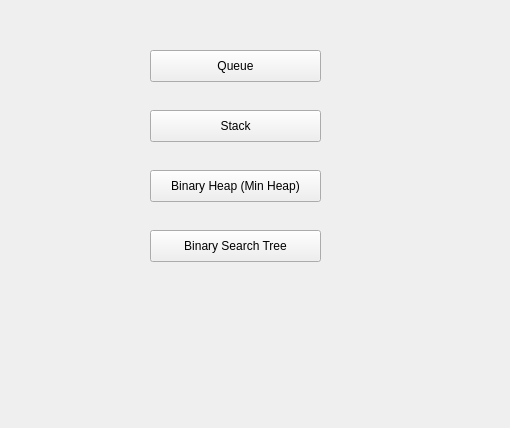
Before: the Qt Designer form DataVisualizer/mainwindow.ui in FOSSLGYS/DataVisualizer-Cpp, drawn with Qt 5.
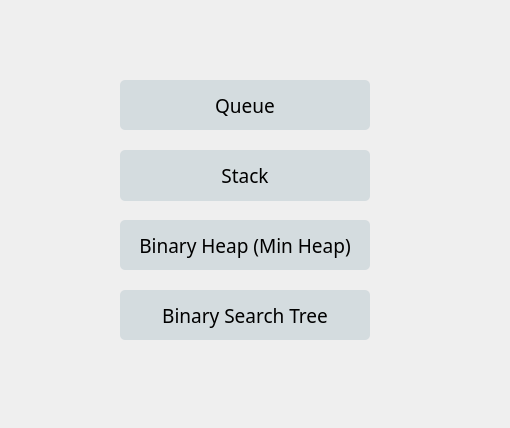
After: the same form once the commit is applied.

```diff
--- a/DataVisualizer/mainwindow.ui
+++ b/DataVisualizer/mainwindow.ui
@@ -17,12 +17,449 @@
    <widget class="QPushButton" name="pushButton">
     <property name="geometry">
      <rect>
-      <x>150</x>
-      <y>50</y>
-      <width>171</width>
-      <height>32</height>
+      <x>120</x>
+      <y>80</y>
+      <width>250</width>
+      <height>50</height>
      </rect>
     </property>
+    <property name="palette">
+     <palette>
+      <active>
+       <colorrole role="WindowText">
+        <brush brushstyle="SolidPattern">
+         <color alpha="255">
+          <red>0</red>
+          <green>0</green>
+          <blue>0</blue>
+         </color>
+        </brush>
+       </colorrole>
+       <colorrole role="Button">
+        <brush brushstyle="SolidPattern">
+         <color alpha="255">
+          <red>212</red>
+          <green>220</green>
+          <blue>223</blue>
+         </color>
+        </brush>
+       </colorrole>
+       <colorrole role="Light">
+        <brush brushstyle="SolidPattern">
+         <color alpha="255">
+          <red>255</red>
+          <green>255</green>
+          <blue>255</blue>
+         </color>
+        </brush>
+       </colorrole>
+       <colorrole role="Midlight">
+        <brush brushstyle="SolidPattern">
+         <color alpha="255">
+          <red>255</red>
+          <green>192</green>
+          <blue>192</blue>
+         </color>
+        </brush>
+       </colorrole>
+       <colorrole role="Dark">
+        <brush brushstyle="SolidPattern">
+         <color alpha="255">
+          <red>127</red>
+          <green>64</green>
+          <blue>64</blue>
+         </color>
+        </brush>
+       </colorrole>
+       <colorrole role="Mid">
+        <brush brushstyle="SolidPattern">
+         <color alpha="255">
+          <red>170</red>
+          <green>86</green>
+          <blue>86</blue>
+         </color>
+        </brush>
+       </colorrole>
+       <colorrole role="Text">
+        <brush brushstyle="SolidPattern">
+         <color alpha="255">
+          <red>0</red>
+          <green>0</green>
+          <blue>0</blue>
+         </color>
+        </brush>
+       </colorrole>
+       <colorrole role="BrightText">
+        <brush brushstyle="SolidPattern">
+         <color alpha="255">
+          <red>255</red>
+          <green>255</green>
+          <blue>255</blue>
+         </color>
+        </brush>
+       </colorrole>
+       <colorrole role="ButtonText">
+        <brush brushstyle="SolidPattern">
+         <color alpha="255">
+          <red>0</red>
+          <green>0</green>
+          <blue>0</blue>
+         </color>
+        </brush>
+       </colorrole>
+       <colorrole role="Base">
+        <brush brushstyle="SolidPattern">
+         <color alpha="255">
+          <red>212</red>
+          <green>220</green>
+          <blue>223</blue>
+         </color>
+        </brush>
+       </colorrole>
+       <colorrole role="Window">
+        <brush brushstyle="SolidPattern">
+         <color alpha="255">
+          <red>212</red>
+          <green>220</green>
+          <blue>223</blue>
+         </color>
+        </brush>
+       </colorrole>
+       <colorrole role="Shadow">
+        <brush brushstyle="SolidPattern">
+         <color alpha="255">
+          <red>0</red>
+          <green>0</green>
+          <blue>0</blue>
+         </color>
+        </brush>
+       </colorrole>
+       <colorrole role="AlternateBase">
+        <brush brushstyle="SolidPattern">
+         <color alpha="255">
+          <red>255</red>
+          <green>192</green>
+          <blue>192</blue>
+         </color>
+        </brush>
+       </colorrole>
+       <colorrole role="ToolTipBase">
+        <brush brushstyle="SolidPattern">
+         <color alpha="255">
+          <red>255</red>
+          <green>255</green>
+          <blue>220</blue>
+         </color>
+        </brush>
+       </colorrole>
+       <colorrole role="ToolTipText">
+        <brush brushstyle="SolidPattern">
+         <color alpha="255">
+          <red>0</red>
+          <green>0</green>
+          <blue>0</blue>
+         </color>
+        </brush>
+       </colorrole>
+      </active>
+      <inactive>
+       <colorrole role="WindowText">
+        <brush brushstyle="SolidPattern">
+         <color alpha="255">
+          <red>0</red>
+          <green>0</green>
+          <blue>0</blue>
+         </color>
+        </brush>
+       </colorrole>
+       <colorrole role="Button">
+        <brush brushstyle="SolidPattern">
+         <color alpha="255">
+          <red>212</red>
+          <green>220</green>
+          <blue>223</blue>
+         </color>
+        </brush>
+       </colorrole>
+       <colorrole role="Light">
+        <brush brushstyle="SolidPattern">
+         <color alpha="255">
+          <red>255</red>
+          <green>255</green>
+          <blue>255</blue>
+         </color>
+        </brush>
+       </colorrole>
+       <colorrole role="Midlight">
+        <brush brushstyle="SolidPattern">
+         <color alpha="255">
+          <red>255</red>
+          <green>192</green>
+          <blue>192</blue>
+         </color>
+        </brush>
+       </colorrole>
+       <colorrole role="Dark">
+        <brush brushstyle="SolidPattern">
+         <color alpha="255">
+          <red>127</red>
+          <green>64</green>
+          <blue>64</blue>
+         </color>
+        </brush>
+       </colorrole>
+       <colorrole role="Mid">
+        <brush brushstyle="SolidPattern">
+         <color alpha="255">
+          <red>170</red>
+          <green>86</green>
+          <blue>86</blue>
+         </color>
+        </brush>
+       </colorrole>
+       <colorrole role="Text">
+        <brush brushstyle="SolidPattern">
+         <color alpha="255">
+          <red>0</red>
+          <green>0</green>
+          <blue>0</blue>
+         </color>
+        </brush>
+       </colorrole>
+       <colorrole role="BrightText">
+        <brush brushstyle="SolidPattern">
+         <color alpha="255">
+          <red>255</red>
+          <green>255</green>
+          <blue>255</blue>
+         </color>
+        </brush>
+       </colorrole>
+       <colorrole role="ButtonText">
+        <brush brushstyle="SolidPattern">
+         <color alpha="255">
+          <red>0</red>
+          <green>0</green>
+          <blue>0</blue>
+         </color>
+        </brush>
+       </colorrole>
+       <colorrole role="Base">
+        <brush brushstyle="SolidPattern">
+         <color alpha="255">
+          <red>212</red>
+          <green>220</green>
+          <blue>223</blue>
+         </color>
+        </brush>
+       </colorrole>
+       <colorrole role="Window">
+        <brush brushstyle="SolidPattern">
+         <color alpha="255">
+          <red>212</red>
+          <green>220</green>
+          <blue>223</blue>
+         </color>
+        </brush>
+       </colorrole>
+       <colorrole role="Shadow">
+        <brush brushstyle="SolidPattern">
+         <color alpha="255">
+          <red>0</red>
+          <green>0</green>
+          <blue>0</blue>
+         </color>
+        </brush>
+       </colorrole>
+       <colorrole role="AlternateBase">
+        <brush brushstyle="SolidPattern">
+         <color alpha="255">
+          <red>255</red>
+          <green>192</green>
+          <blue>192</blue>
+         </color>
+        </brush>
+       </colorrole>
+       <colorrole role="ToolTipBase">
+        <brush brushstyle="SolidPattern">
+         <color alpha="255">
+          <red>255</red>
+          <green>255</green>
+          <blue>220</blue>
+         </color>
+        </brush>
+       </colorrole>
+       <colorrole role="ToolTipText">
+        <brush brushstyle="SolidPattern">
+         <color alpha="255">
+          <red>0</red>
+          <green>0</green>
+          <blue>0</blue>
+         </color>
+        </brush>
+       </colorrole>
+      </inactive>
+      <disabled>
+       <colorrole role="WindowText">
+        <brush brushstyle="SolidPattern">
+         <color alpha="255">
+          <red>127</red>
+          <green>64</green>
+          <blue>64</blue>
+         </color>
+        </brush>
+       </colorrole>
+       <colorrole role="Button">
+        <brush brushstyle="SolidPattern">
+         <color alpha="255">
+          <red>212</red>
+          <green>220</green>
+          <blue>223</blue>
+         </color>
+        </brush>
+       </colorrole>
+       <colorrole role="Light">
+        <brush brushstyle="SolidPattern">
+         <color alpha="255">
+          <red>255</red>
+          <green>255</green>
+          <blue>255</blue>
+         </color>
+        </brush>
+       </colorrole>
+       <colorrole role="Midlight">
+        <brush brushstyle="SolidPattern">
+         <color alpha="255">
+          <red>255</red>
+          <green>192</green>
+          <blue>192</blue>
+         </color>
+        </brush>
+       </colorrole>
+       <colorrole role="Dark">
+        <brush brushstyle="SolidPattern">
+         <color alpha="255">
+          <red>127</red>
+          <green>64</green>
+          <blue>64</blue>
+         </color>
+        </brush>
+       </colorrole>
+       <colorrole role="Mid">
+        <brush brushstyle="SolidPattern">
+         <color alpha="255">
+          <red>170</red>
+          <green>86</green>
+          <blue>86</blue>
+         </color>
+        </brush>
+       </colorrole>
+       <colorrole role="Text">
+        <brush brushstyle="SolidPattern">
+         <color alpha="255">
+          <red>127</red>
+          <green>64</green>
+          <blue>64</blue>
+         </color>
+        </brush>
+       </colorrole>
+       <colorrole role="BrightText">
+        <brush brushstyle="SolidPattern">
+         <color alpha="255">
+          <red>255</red>
+          <green>255</green>
+          <blue>255</blue>
+         </color>
+        </brush>
+       </colorrole>
+       <colorrole role="ButtonText">
+        <brush brushstyle="SolidPattern">
+         <color alpha="255">
+          <red>127</red>
+          <green>64</green>
+          <blue>64</blue>
+         </color>
+        </brush>
+       </colorrole>
+       <colorrole role="Base">
+        <brush brushstyle="SolidPattern">
+         <color alpha="255">
+          <red>212</red>
+          <green>220</green>
+          <blue>223</blue>
+         </color>
+        </brush>
+       </colorrole>
+       <colorrole role="Window">
+        <brush brushstyle="SolidPattern">
+         <color alpha="255">
+          <red>212</red>
+          <green>220</green>
+          <blue>223</blue>
+         </color>
+        </brush>
+       </colorrole>
+       <colorrole role="Shadow">
+        <brush brushstyle="SolidPattern">
+         <color alpha="255">
+          <red>0</red>
+          <green>0</green>
+          <blue>0</blue>
+         </color>
+        </brush>
+       </colorrole>
+       <colorrole role="AlternateBase">
+        <brush brushstyle="SolidPattern">
+         <color alpha="255">
+          <red>255</red>
+          <green>129</green>
+          <blue>129</blue>
+         </color>
+        </brush>
+       </colorrole>
+       <colorrole role="ToolTipBase">
+        <brush brushstyle="SolidPattern">
+         <color alpha="255">
+          <red>255</red>
+          <green>255</green>
+          <blue>220</blue>
+         </color>
+        </brush>
+       </colorrole>
+       <colorrole role="ToolTipText">
+        <brush brushstyle="SolidPattern">
+         <color alpha="255">
+          <red>0</red>
+          <green>0</green>
+          <blue>0</blue>
+         </color>
+        </brush>
+       </colorrole>
+      </disabled>
+     </palette>
+    </property>
+    <property name="font">
+     <font>
+      <family>Hack</family>
+      <pointsize>14</pointsize>
+     </font>
+    </property>
+    <property name="autoFillBackground">
+     <bool>false</bool>
+    </property>
+    <property name="styleSheet">
+     <string notr="true">QPushButton {
+     background-color: #D4DCDF;
+     border-radius: 5%;
+}
+
+QPushButton:pressed {
+     background-color: #D4DCDF;
+     border-radius: 5%;
+	color: white;
+	border: 5px solid white;
+}</string>
+    </property>
     <property name="text">
      <string>Queue</string>
     </property>
@@ -30,12 +467,31 @@
    <widget class="QPushButton" name="pushButton_2">
     <property name="geometry">
      <rect>
-      <x>150</x>
-      <y>110</y>
-      <width>171</width>
-      <height>32</height>
+      <x>120</x>
+      <y>150</y>
+      <width>250</width>
+      <height>51</height>
      </rect>
     </property>
+    <property name="font">
+     <font>
+      <family>Hack</family>
+      <pointsize>14</pointsize>
+     </font>
+    </property>
+    <property name="styleSheet">
+     <string notr="true">QPushButton {
+     background-color: #D4DCDF;
+     border-radius: 5%;
+}
+
+QPushButton:pressed {
+     background-color: #D4DCDF;
+     border-radius: 5%;
+	color: white;
+	border: 5px solid white;
+}</string>
+    </property>
     <property name="text">
      <string>Stack</string>
     </property>
@@ -43,12 +499,31 @@
    <widget class="QPushButton" name="pushButton_3">
     <property name="geometry">
      <rect>
-      <x>150</x>
-      <y>170</y>
-      <width>171</width>
-      <height>32</height>
+      <x>120</x>
+      <y>220</y>
+      <width>250</width>
+      <height>50</height>
      </rect>
     </property>
+    <property name="font">
+     <font>
+      <family>Hack</family>
+      <pointsize>14</pointsize>
+     </font>
+    </property>
+    <property name="styleSheet">
+     <string notr="true">QPushButton {
+     background-color: #D4DCDF;
+     border-radius: 5%;
+}
+
+QPushButton:pressed {
+     background-color: #D4DCDF;
+     border-radius: 5%;
+	color: white;
+	border: 5px solid white;
+}</string>
+    </property>
     <property name="text">
      <string>Binary Heap (Min Heap)</string>
     </property>
@@ -56,12 +531,33 @@
    <widget class="QPushButton" name="pushButton_4">
     <property name="geometry">
      <rect>
-      <x>150</x>
-      <y>230</y>
-      <width>171</width>
-      <height>32</height>
+      <x>120</x>
+      <y>290</y>
+      <width>250</width>
+      <height>50</height>
      </rect>
     </property>
+    <property name="font">
+     <font>
+      <family>Hack</family>
+      <pointsize>14</pointsize>
+      <weight>50</weight>
+      <bold>false</bold>
+     </font>
+    </property>
+    <property name="styleSheet">
+     <string notr="true">QPushButton {
+     background-color: #D4DCDF;
+     border-radius: 5%;
+}
+
+QPushButton:pressed {
+     background-color: #D4DCDF;
+     border-radius: 5%;
+	color: white;
+	border: 5px solid white;
+}</string>
+    </property>
     <property name="text">
      <string>Binary Search Tree</string>
     </property>
```
